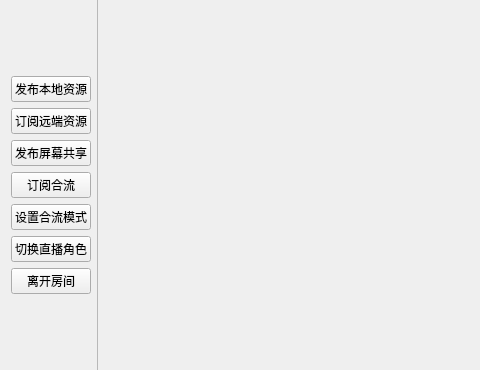
Above: rcrtcmeeting.ui from cddypang/RCRtcDemo before the change; both pictures show x 0 to 480 and y 85 to 455 of the 720 by 540 pixel window. Below: the same form after it.
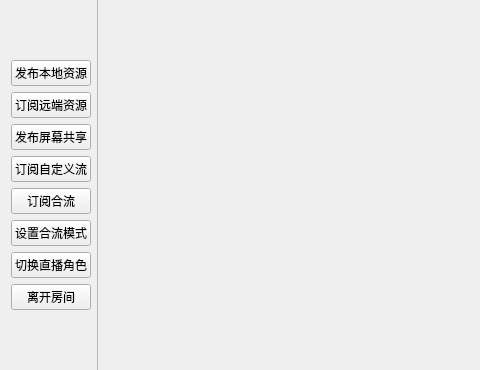
That is the form after the change.

Commit message: impl sub custom stream;

```diff
--- a/rcrtcmeeting.ui
+++ b/rcrtcmeeting.ui
@@ -50,6 +50,13 @@
        </property>
       </widget>
      </item>
+     <item>
+      <widget class="QPushButton" name="pushButton_SubCustomStream">
+       <property name="text">
+        <string>订阅自定义流</string>
+       </property>
+      </widget>
+     </item>
      <item>
       <widget class="QPushButton" name="pushButton_SubMix">
        <property name="text">
```
The commit also changes 5 other files.
